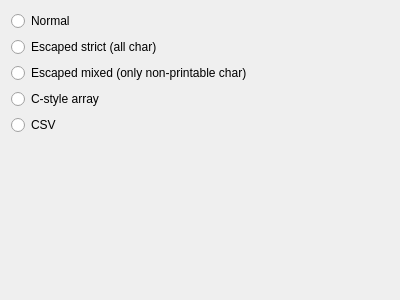
This is defaultplugins/baseplugins/confgui/hexencodewidget.ui in nccgroup/pip3line as Qt 5 draws it before an edit. The edited form follows.
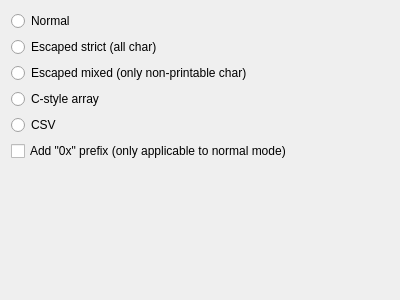
This is the edited form.

```diff
--- a/defaultplugins/baseplugins/confgui/hexencodewidget.ui
+++ b/defaultplugins/baseplugins/confgui/hexencodewidget.ui
@@ -58,6 +58,13 @@
      </property>
     </widget>
    </item>
+   <item>
+    <widget class="QCheckBox" name="addPrefixCheckBox">
+     <property name="text">
+      <string>Add &quot;0x&quot; prefix (only applicable to normal mode)</string>
+     </property>
+    </widget>
+   </item>
    <item>
     <spacer name="verticalSpacer">
      <property name="orientation">
```
